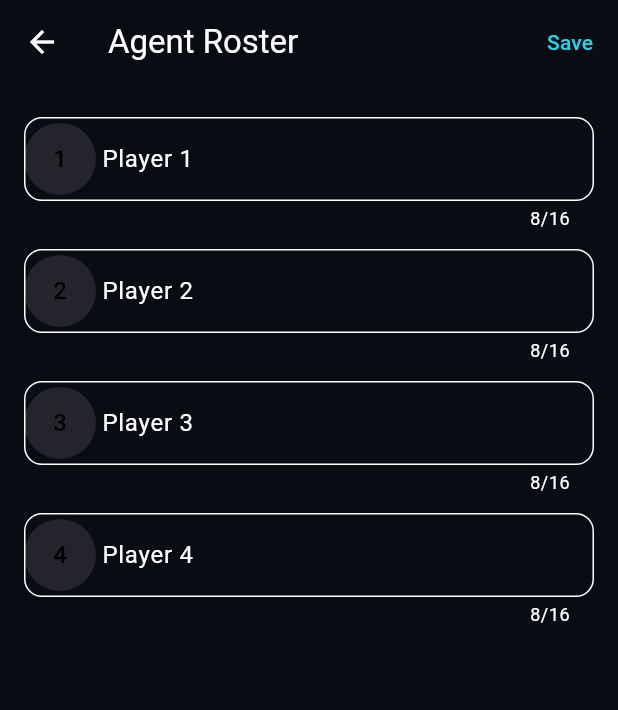
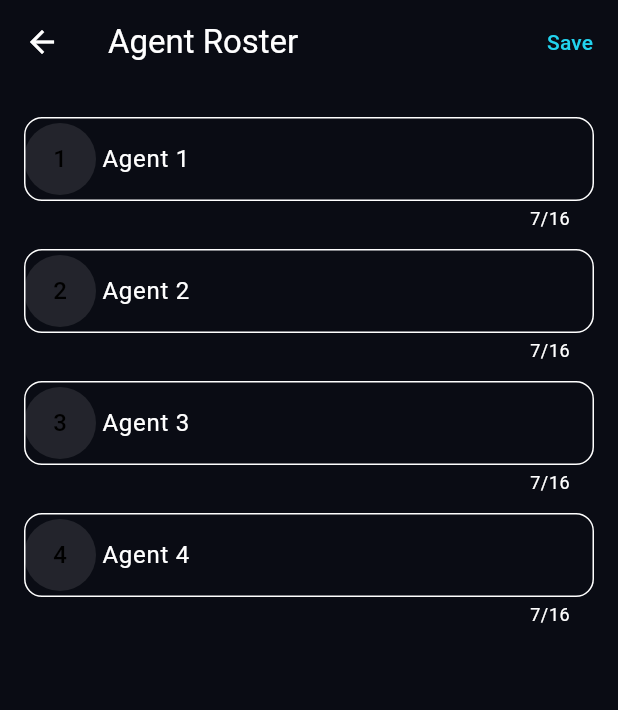
Before and after one commit to dogukan0055/WhoTheFIsSpy, a Flutter app: the OfflineSetupScreen screen opened by its route, after a tap on "Manage Agent Roster", on a phone screen of 412 x 824 dp. Shown: the top 710 px of the screen. Run offline on Flutter 3.47's test engine with Material 3 defaults, Android fonts, the phone set to English and light mode, and no system bars; our stand-ins replace audioplayers, google_fonts, shared_preferences; accounts and stored records are empty.

Commit message:
Turkish language support

```diff
--- /dev/null
+++ b/mobile/lib/l10n/spy_localizations.dart
@@ -0,0 +1,296 @@
+import 'package:flutter/foundation.dart';
+import 'package:flutter/material.dart';
+
+import '../models/game_models.dart';
+
+class SpyLocalizations {
+  SpyLocalizations(this.locale)
+      : language =
+            locale.languageCode.toLowerCase() == 'tr' ? Language.tr : Language.en;
+
+  final Locale locale;
+  final Language language;
+
+  static const supported = ['en', 'tr'];
+
+  static const _strings = {
+    'en': {
+      'welcomeTitle': 'Welcome, Agent',
+      'welcomeBody': 'A spy hides among you. Keep your answers vague, but sharp.',
+      'secretTitle': 'Reveal in Secret',
+      'secretBody': 'Pass the device and scan to reveal your identity. No peeking.',
+      'interrogateTitle': 'Interrogate & Vote',
+      'interrogateBody': 'Ask pointed questions, call a vote, and catch the impostor.',
+      'skip': 'Skip',
+      'next': 'Next',
+      'enterMission': 'Enter Mission',
+      'missionSetup': 'Mission Setup',
+      'startMission': 'Start Mission',
+      'agents': 'Agents',
+      'agentsHelper':
+          'In normal circumstances, at least 4 agents are required. You can have up to 8 agents in a mission.',
+      'spies': 'Spies',
+      'spiesHelperLocked':
+          'Only one spy can exist when there are less than 5 agents in the field.',
+      'spiesHelper':
+          'If there are more than 5 agents, you can have up to 2 spies in the mission.',
+      'missionTimer': 'Mission Timer',
+      'noTimer': 'No timer active. Take your time.',
+      'timerLength': 'Timer length: {minutes} minutes',
+      'manageLocations': 'Manage Locations',
+      'manageRoster': 'Manage Agent Roster',
+      'lockedDueToAgents': 'Locked due to agents count.',
+      'systemConfig': 'System Config',
+      'soundEffects': 'Sound Effects',
+      'uiBeeps': 'UI interaction beeps',
+      'backgroundAmbience': 'Background Ambience',
+      'atmosphericMusic': 'Atmospheric music',
+      'haptics': 'Haptics',
+      'vibrate': 'Vibrate on actions',
+      'highContrast': 'High Contrast',
+      'highContrastDesc': 'More separation between layers',
+      'language': 'Language',
+      'languageSubtitle': 'Türkçe / English',
+      'credits': 'Credits',
+      'designedBy': 'Designed and developed by Doğukan Şıhman',
+      'thanks': 'Special thanks to my lovely wife Deniz.',
+      'homeTagline': 'Deception, deduction, betrayal.',
+      'offlineMode': 'OFFLINE MODE',
+      'onlineMode': 'ONLINE MODE (COMING SOON)',
+      'onlineComing': 'Online mode coming soon',
+      'howToPlay': 'How to play',
+      'missionBriefing': 'Mission Briefing',
+      'objective': 'Objective',
+      'objectiveCivilian': '• Civilians: Find the spy without revealing the location.',
+      'objectiveSpy': '• Spy: Blend in. Identify the location before being caught.',
+      'gameplay': 'Gameplay',
+      'gameplayStep1': '1) Pass the phone, reveal your role.',
+      'gameplayStep2': '2) Start the timer and ask sharp questions.',
+      'gameplayStep3': '3) Call a vote when someone feels suspicious.',
+      'winConditions': 'Win Conditions',
+      'spyWins': '• Spy wins if a civilian is eliminated or time expires.',
+      'civiliansWin': '• Civilians win if all spies are caught.',
+      'toggleTheme': 'Toggle theme',
+      'noMission': 'No mission in progress.',
+      'backToMenu': 'Back to menu',
+      'identityReveal': 'Identity Reveal',
+      'interrogationPhase': 'Interrogation Phase',
+      'vote': 'Vote',
+      'results': 'Results',
+      'holdToScan': 'Hold finger to scan',
+      'nextAgent': 'Next Agent',
+      'youAreSpy': 'You are the SPY',
+      'civilian': 'Civilian',
+      'secretLocation': 'Secret Location',
+      'blendIn': 'Blend in. Listen closely and guess the location.',
+      'noTimerShort': 'No timer',
+      'agentsActive': 'Agents Active',
+      'spiesRemaining': 'Spies Remaining',
+      'callVote': 'Call Vote',
+      'mainMenu': 'Main Menu',
+      'leaveMission': 'Leave Mission?',
+      'returnToMenu': 'Are you sure you want to return to the main menu?',
+      'stay': 'Stay',
+      'emergencyMeeting': 'Emergency meeting',
+      'cancel': 'Cancel',
+      'eliminate': 'Eliminate',
+      'spiesWin': 'Spies win',
+      'civiliansWinResult': 'Civilians win',
+      'secretLocationReveal': 'Secret location: {location}',
+      'spiesHeader': 'Spies',
+      'caught': 'Caught',
+      'playAgain': 'Play again',
+      'agentRoster': 'Agent Roster',
+      'save': 'Save',
+      'saveRoster': 'Save Roster',
+      'timerOff': 'No timer',
+      'locationDb': 'Location Database',
+      'addCategory': 'Add category',
+      'newCategory': 'New Category',
+      'categoryHint': 'Ex: Cafes',
+      'addLocation': 'Add location',
+      'addLocationTo': 'Add location to {category}',
+      'locationHint': 'Ex: Submarine base',
+      'activeCount': 'Active {active} / {total}',
+      'needActiveLocation': 'Add at least one active location first.',
+      'needCategory': 'At least one category is required.',
+      'onlineUnavailable': 'Online mode coming soon',
+      'codeNameRequired': 'All players need a codename.',
+      'maxNameLength': 'Names must be 16 characters or fewer.',
+      'lettersOnly': 'Names can only contain letters and spaces.',
+      'nameNotAllowed': '"{name}" is not allowed.',
+      'noDuplicates': 'Duplicate names are not allowed.',
+      'selectCategory': 'Select at least one location category.',
+      'noLocationsSelected': 'Selected categories do not have any locations.',
+    },
+    'tr': {
+      'welcomeTitle': 'Hoş geldin Ajan',
+      'welcomeBody': 'İçinizde bir casus var. Cevapların net olsun ama gizli kal.',
+      'secretTitle': 'Gizlice Açığa Çık',
+      'secretBody': 'Cihazı sırayla ver ve kimliğini tarayarak öğren. Sakın bakma.',
+      'interrogateTitle': 'Sorgula ve Oyla',
+      'interrogateBody': 'Keskin sorular sor, oylama çağır ve sahtekârı yakala.',
+      'skip': 'Geç',
+      'next': 'İleri',
+      'enterMission': 'Göreve Gir',
+      'missionSetup': 'Görev Hazırlığı',
+      'startMission': 'Görevi Başlat',
+      'agents': 'Ajanlar',
+      'agentsHelper':
+          'Normalde en az 4 ajana ihtiyaç var. Bir görevde en fazla 8 ajan olabilir.',
+      'spies': 'Casuslar',
+      'spiesHelperLocked':
+          '5 ajandan az olduğunda yalnızca bir casus olabilir.',
+      'spiesHelper':
+          '5 ajandan fazlaysa görevde en fazla 2 casus olabilir.',
+      'missionTimer': 'Görev Zamanlayıcısı',
+      'noTimer': 'Zamanlayıcı yok. Acele etme.',
+      'timerLength': 'Zamanlayıcı süresi: {minutes} dakika',
+      'manageLocations': 'Lokasyonları Yönet',
+      'manageRoster': 'Ajan Listesini Yönet',
+      'lockedDueToAgents': 'Ajan sayısı nedeniyle kilitli.',
+      'systemConfig': 'Sistem Ayarları',
+      'soundEffects': 'Ses Efektleri',
+      'uiBeeps': 'Arayüz etkileşim sesleri',
+      'backgroundAmbience': 'Arka Plan Müziği',
+      'atmosphericMusic': 'Atmosferik müzik',
+      'haptics': 'Titreşim',
+      'vibrate': 'Hareketlerde titreştir',
+      'highContrast': 'Yüksek Kontrast',
+      'highContrastDesc': 'Katmanlar arasında daha fazla ayrım',
+      'language': 'Dil',
+      'languageSubtitle': 'Türkçe / English',
+      'credits': 'Emeği Geçenler',
+      'designedBy': 'Tasarım ve geliştirme: Doğukan Şıhman',
+      'thanks': 'Sevgili eşim Deniz’e özel teşekkürler.',
+      'homeTagline': 'Aldatma, sezgi, ihanet.',
+      'offlineMode': 'ÇEVRİMDIŞI MOD',
+      'onlineMode': 'ÇEVRİMİÇİ MOD (ÇOK YAKINDA)',
+      'onlineComing': 'Çevrimiçi mod çok yakında',
+      'howToPlay': 'Nasıl oynanır',
+      'missionBriefing': 'Görev Brifingi',
+      'objective': 'Amaç',
+      'objectiveCivilian':
+          '• Siviller: Lokasyonu belli etmeden casusu bul.',
+      'objectiveSpy': '• Casus: Fark edilme. Lokasyonu öğren ve hayatta kal.',
+      'gameplay': 'Oynanış',
+      'gameplayStep1': '1) Telefonu sırayla ver, rolünü aç.',
+      'gameplayStep2': '2) Zamanlayıcıyı başlat ve keskin sorular sor.',
+      'gameplayStep3': '3) Şüphelenince oylama başlat.',
+      'winConditions': 'Kazanma Şartları',
+      'spyWins': '• Casus, bir sivil elenirse veya süre biterse kazanır.',
+      'civiliansWin': '• Tüm casuslar yakalanırsa siviller kazanır.',
+      'toggleTheme': 'Temayı değiştir',
+      'noMission': 'Devam eden bir görev yok.',
+      'backToMenu': 'Menüye dön',
+      'identityReveal': 'Kimlik Açıklama',
+      'interrogationPhase': 'Sorgu Aşaması',
+      'vote': 'Oylama',
+      'results': 'Sonuçlar',
+      'holdToScan': 'Tarama için basılı tut',
+      'nextAgent': 'Sonraki Ajan',
+      'youAreSpy': 'Sen CASUSSUN',
+      'civilian': 'Sivil',
+      'secretLocation': 'Gizli Lokasyon',
+      'blendIn': 'Uyum sağla. Dikkatlice dinle ve lokasyonu tahmin et.',
+      'noTimerShort': 'Zamanlayıcı yok',
+      'agentsActive': 'Aktif Ajan',
+      'spiesRemaining': 'Kalan Casus',
+      'callVote': 'Oylama Çağır',
+      'mainMenu': 'Ana Menü',
+      'leaveMission': 'Görevden Çıkılsın mı?',
+      'returnToMenu': 'Ana menüye dönmek istediğine emin misin?',
+      'stay': 'Kal',
+      'emergencyMeeting': 'Acil toplantı',
+      'cancel': 'Vazgeç',
+      'eliminate': 'Ele',
+      'spiesWin': 'Casuslar kazandı',
+      'civiliansWinResult': 'Siviller kazandı',
+      'secretLocationReveal': 'Gizli lokasyon: {location}',
+      'spiesHeader': 'Casuslar',
+      'caught': 'Yakalandı',
+      'playAgain': 'Tekrar oyna',
+      'agentRoster': 'Ajan Listesi',
+      'save': 'Kaydet',
+      'saveRoster': 'Listeyi Kaydet',
+      'timerOff': 'Zamanlayıcı yok',
+      'locationDb': 'Lokasyon Veritabanı',
+      'addCategory': 'Kategori ekle',
+      'newCategory': 'Yeni Kategori',
+      'categoryHint': 'Örn: Kafeler',
+      'addLocation': 'Lokasyon ekle',
+      'addLocationTo': '{category} kategorisine lokasyon ekle',
+      'locationHint': 'Örn: Denizaltı üssü',
+      'activeCount': 'Aktif {active} / {total}',
+      'needActiveLocation': 'Önce en az bir aktif lokasyon ekleyin.',
+      'needCategory': 'En az bir kategori seçilmelidir.',
+      'onlineUnavailable': 'Çevrimiçi mod çok yakında',
+      'codeNameRequired': 'Tüm oyuncuların bir kod adı olmalı.',
+      'maxNameLength': 'İsimler en fazla 16 karakter olabilir.',
+      'lettersOnly': 'İsimler sadece harf ve boşluk içerebilir.',
+      'nameNotAllowed': '"{name}" yasak.',
+      'noDuplicates': 'Aynı isimden iki tane olamaz.',
+      'selectCategory': 'En az bir lokasyon kategorisi seçin.',
+      'noLocationsSelected': 'Seçili kategorilerde lokasyon yok.',
+    },
+  };
+
+  String _translate(String key) {
+    final langCode = supported.contains(locale.languageCode)
+        ? locale.languageCode
+        : 'en';
+    return _strings[langCode]?[key] ?? _strings['en']![key]!;
+  }
+
+  String text(String key) => _translate(key);
+
+  String agentRevealCounter(int current, int total) => language == Language.tr
+      ? 'Ajan $current / $total'
+      : 'Agent $current / $total';
+
+  String timerLength(int minutes) => _translate('timerLength')
+      .replaceAll('{minutes}', minutes.toString());
+
+  String activeCount(int active, int total) => _translate('activeCount')
+      .replaceAll('{active}', active.toString())
+      .replaceAll('{total}', total.toString());
+
+  String secretLocationReveal(String location) =>
+      _translate('secretLocationReveal').replaceAll('{location}', location);
+
+  String nameNotAllowed(String name) =>
+      _translate('nameNotAllowed').replaceAll('{name}', name);
+
+  String addLocationTo(String category) =>
+      _translate('addLocationTo').replaceAll('{category}', category);
+
+  String agentHint(int index) =>
+      language == Language.tr ? 'Ajan ${index + 1}' : 'Agent ${index + 1}';
+
+  static SpyLocalizations of(BuildContext context) =>
+      Localizations.of(context, SpyLocalizations)!;
+
+  static SpyLocalizations forLanguage(Language language) =>
+      SpyLocalizations(Locale(language == Language.tr ? 'tr' : 'en'));
+}
+
+class SpyLocalizationsDelegate
+    extends LocalizationsDelegate<SpyLocalizations> {
+  const SpyLocalizationsDelegate();
+
+  @override
+  bool isSupported(Locale locale) =>
+      SpyLocalizations.supported.contains(locale.languageCode);
+
+  @override
+  Future<SpyLocalizations> load(Locale locale) async =>
+      SynchronousFuture(SpyLocalizations(locale));
+
+  @override
+  bool shouldReload(covariant LocalizationsDelegate<SpyLocalizations> old) =>
+      false;
+}
+
+extension SpyLocalizationX on BuildContext {
+  SpyLocalizations get l10n => SpyLocalizations.of(this);
+}
--- a/mobile/lib/main.dart
+++ b/mobile/lib/main.dart
@@ -11,6 +11,7 @@ import 'screens/settings_screen.dart';
 import 'state/game_controller.dart';
 import 'theme.dart';
 import 'models/game_models.dart';
+import 'l10n/spy_localizations.dart';
 
 void main() {
   WidgetsFlutterBinding.ensureInitialized();
@@ -50,6 +51,7 @@ class SpyApp extends StatelessWidget {
               GlobalMaterialLocalizations.delegate,
               GlobalWidgetsLocalizations.delegate,
               GlobalCupertinoLocalizations.delegate,
+              SpyLocalizationsDelegate(),
             ],
             home: controller.hasSeenOnboarding
                 ? const HomeScreen()
--- a/mobile/lib/screens/offline_setup_screen.dart
+++ b/mobile/lib/screens/offline_setup_screen.dart
@@ -1,6 +1,7 @@
 import 'package:flutter/material.dart';
 import 'package:provider/provider.dart';
 
+import '../l10n/spy_localizations.dart';
 import '../models/game_models.dart';
 import '../state/game_controller.dart';
 import '../widgets/spy_scaffold.dart';
@@ -20,12 +21,13 @@ class _OfflineSetupScreenState extends State<OfflineSetupScreen> {
   void initState() {
     super.initState();
     final controller = context.read<GameController>();
+    final l10n = SpyLocalizations.forLanguage(controller.state.language);
     final existing = controller.state.players.isNotEmpty
         ? controller.state.players.map((p) => p.name).toList()
         : controller.savedNames.isNotEmpty
             ? controller.savedNames
-            : List<String>.generate(controller.state.settings.playerCount,
-                (i) => 'Player ${i + 1}');
+            : List<String>.generate(
+                controller.state.settings.playerCount, (i) => l10n.agentHint(i));
     for (final name in existing) {
       _controllers.add(TextEditingController(text: name));
     }
@@ -40,9 +42,11 @@ class _OfflineSetupScreenState extends State<OfflineSetupScreen> {
   }
 
   void _syncControllerLength(int desired) {
+    final l10n =
+        SpyLocalizations.forLanguage(context.read<GameController>().state.language);
     if (desired > _controllers.length) {
       for (var i = _controllers.length; i < desired; i++) {
-        _controllers.add(TextEditingController(text: 'Player ${i + 1}'));
+        _controllers.add(TextEditingController(text: l10n.agentHint(i)));
       }
     } else if (desired < _controllers.length) {
       final removeCount = _controllers.length - desired;
@@ -69,28 +73,29 @@ class _OfflineSetupScreenState extends State<OfflineSetupScreen> {
   }
 
   void _startGame(GameController controller) {
+    final l10n = SpyLocalizations.forLanguage(controller.state.language);
     final names = _controllers.map((c) => c.text.trim()).toList();
 
     for (final name in names) {
       if (name.isEmpty) {
-        _showMessage('All players need a codename.');
+        _showMessage(l10n.text('codeNameRequired'));
         return;
       }
       if (name.length > 16) {
-        _showMessage('Names must be 16 characters or fewer.');
+        _showMessage(l10n.text('maxNameLength'));
         return;
       }
       if (!RegExp(r'^[a-zA-ZçÇğĞıİöÖşŞüÜ\s]+$').hasMatch(name)) {
-        _showMessage('Names can only contain letters and spaces.');
+        _showMessage(l10n.text('lettersOnly'));
         return;
       }
       if (containsProfanity(name)) {
-        _showMessage('"$name" is not allowed.');
+        _showMessage(l10n.nameNotAllowed(name));
         return;
       }
     }
     if (names.toSet().length != names.length) {
-      _showMessage('Duplicate names are not allowed.');
+      _showMessage(l10n.text('noDuplicates'));
       return;
     }
 
@@ -113,6 +118,7 @@ class _OfflineSetupScreenState extends State<OfflineSetupScreen> {
   Widget build(BuildContext context) {
     return Consumer<GameController>(
       builder: (context, controller, _) {
+        final l10n = context.l10n;
         final settings = controller.state.settings;
         _syncControllerLength(settings.playerCount);
 
@@ -122,14 +128,14 @@ class _OfflineSetupScreenState extends State<OfflineSetupScreen> {
               icon: const Icon(Icons.arrow_back),
               onPressed: () => Navigator.of(context).pop(),
             ),
-            title: const Text('Mission Setup'),
+            title: Text(l10n.text('missionSetup')),
           ),
           bottom: Padding(
             padding: const EdgeInsets.fromLTRB(16, 0, 16, 18),
             child: ElevatedButton.icon(
               onPressed: () => _startGame(controller),
               icon: const Icon(Icons.play_arrow_rounded),
-              label: const Text('Start Mission'),
+              label: Text(l10n.text('startMission')),
               style: ElevatedButton.styleFrom(
                 minimumSize: const Size.fromHeight(56),
                 textStyle: const TextStyle(fontSize: 18),
@@ -141,25 +147,24 @@ class _OfflineSetupScreenState extends State<OfflineSetupScreen> {
             children: [
               const SizedBox(height: 12),
               _CounterTile(
-                label: 'Agents',
+                label: l10n.text('agents'),
                 value: settings.playerCount,
                 min: 4,
                 max: 8,
                 onChanged: (val) => _changePlayerCount(controller, val),
-                helper:
-                    'In normal circumstances, at least 4 agents are required. You can have up to 8 agents in a mission.',
+                helper: l10n.text('agentsHelper'),
               ),
               const SizedBox(height: 12),
               _CounterTile(
-                label: 'Spies',
+                label: l10n.text('spies'),
                 value: settings.playerCount <= 5 ? 1 : settings.spyCount,
                 min: 1,
                 max: settings.playerCount > 5 ? 2 : 1,
                 locked: settings.playerCount <= 5,
                 onChanged: (val) => _changeSpyCount(controller, val),
                 helper: settings.playerCount <= 5
-                    ? 'Only one spy can exist when there are less than 5 agents in the field.'
-                    : 'If there are more than 5 agents, you can have up to 2 spies in the mission.',
+                    ? l10n.text('spiesHelperLocked')
+                    : l10n.text('spiesHelper'),
               ),
               const SizedBox(height: 12),
               Card(
@@ -171,9 +176,9 @@ class _OfflineSetupScreenState extends State<OfflineSetupScreen> {
                           Row(
                             mainAxisAlignment: MainAxisAlignment.spaceBetween,
                             children: [
-                          const Text(
-                            'Mission Timer',
-                            style: TextStyle(fontWeight: FontWeight.bold),
+                              Text(
+                                l10n.text('missionTimer'),
+                                style: const TextStyle(fontWeight: FontWeight.bold),
                               ),
                               Switch(
                                 value: settings.isTimerOn,
@@ -189,12 +194,14 @@ class _OfflineSetupScreenState extends State<OfflineSetupScreen> {
                           min: 5,
                           max: 30,
                           divisions: 25,
-                          label: '${settings.timerDuration} min',
+                          label: l10n.language == Language.tr
+                              ? '${settings.timerDuration} dk'
+                              : '${settings.timerDuration} min',
                           onChanged: (val) =>
                               _changeTimer(controller, val.round()),
                         ),
                         Text(
-                          'Timer length: ${settings.timerDuration} minutes',
+                          l10n.timerLength(settings.timerDuration),
                           style: Theme.of(context)
                               .textTheme
                               .bodySmall
@@ -202,7 +209,7 @@ class _OfflineSetupScreenState extends State<OfflineSetupScreen> {
                         ),
                       ] else
                         Text(
-                          'No timer active. Take your time.',
+                          l10n.text('noTimer'),
                           style: Theme.of(context)
                               .textTheme
                               .bodySmall
@@ -213,7 +220,7 @@ class _OfflineSetupScreenState extends State<OfflineSetupScreen> {
                         onPressed: () =>
                             Navigator.of(context).pushNamed('/locations'),
                         icon: const Icon(Icons.map_outlined),
-                        label: const Text('Manage Locations'),
+                        label: Text(l10n.text('manageLocations')),
                       ),
                     ],
                   ),
@@ -239,7 +246,7 @@ class _OfflineSetupScreenState extends State<OfflineSetupScreen> {
                       }
                     },
                     icon: const Icon(Icons.manage_accounts),
-                label: const Text('Manage Agent Roster'),
+                    label: Text(l10n.text('manageRoster')),
                   ),
               const SizedBox(height: 80),
             ],
@@ -318,7 +325,7 @@ class _CounterTile extends StatelessWidget {
               Padding(
                 padding: const EdgeInsets.only(top: 6),
                 child: Text(
-                  'Locked due to agents count.',
+                  context.l10n.text('lockedDueToAgents'),
                   style: Theme.of(context)
                       .textTheme
                       .bodySmall
--- a/mobile/lib/screens/roster_screen.dart
+++ b/mobile/lib/screens/roster_screen.dart
@@ -1,5 +1,6 @@
 import 'package:flutter/material.dart';
 
+import '../l10n/spy_localizations.dart';
 import '../models/game_models.dart';
 import '../widgets/notifier.dart';
 
@@ -31,29 +32,29 @@ class _AgentRosterScreenState extends State<AgentRosterScreen> {
   }
 
   void _save() {
+    final l10n = context.l10n;
     final names = _controllers.map((c) => c.text.trim()).toList();
     for (final name in names) {
       if (name.isEmpty) {
-        Notifier.show(context, 'All players need a codename.', error: true);
+        Notifier.show(context, l10n.text('codeNameRequired'), error: true);
         return;
       }
       if (name.length > 16) {
-        Notifier.show(context, 'Max 16 characters per name.', error: true);
+        Notifier.show(context, l10n.text('maxNameLength'), error: true);
         return;
       }
       if (!RegExp(r'^[a-zA-ZçÇğĞıİöÖşŞüÜ\s]+$').hasMatch(name)) {
-        Notifier.show(context, 'Names can only contain letters and spaces.',
-            error: true);
+        Notifier.show(context, l10n.text('lettersOnly'), error: true);
         return;
       }
       if (containsProfanity(name)) {
-        Notifier.show(context, '"$name" is not allowed.', error: true);
+        Notifier.show(context, l10n.nameNotAllowed(name), error: true);
         return;
       }
     }
     final unique = names.toSet();
     if (unique.length != names.length) {
-      Notifier.show(context, 'Duplicate names are not allowed.', error: true);
+      Notifier.show(context, l10n.text('noDuplicates'), error: true);
       return;
     }
 
@@ -64,11 +65,11 @@ class _AgentRosterScreenState extends State<AgentRosterScreen> {
   Widget build(BuildContext context) {
     return Scaffold(
       appBar: AppBar(
-        title: const Text('Agent Roster'),
+        title: Text(context.l10n.text('agentRoster')),
         actions: [
           TextButton(
             onPressed: _save,
-            child: const Text('Save'),
+            child: Text(context.l10n.text('save')),
           ),
         ],
       ),
@@ -89,7 +90,7 @@ class _AgentRosterScreenState extends State<AgentRosterScreen> {
                   backgroundColor: Colors.white.withValues(alpha: 0.1),
                   child: Text('${index + 1}'),
                 ),
-                hintText: 'Agent ${index + 1}',
+                hintText: context.l10n.agentHint(index),
               ),
               onChanged: (_) => setState(() {}),
             ),
@@ -99,7 +100,7 @@ class _AgentRosterScreenState extends State<AgentRosterScreen> {
       floatingActionButton: FloatingActionButton.extended(
         onPressed: _save,
         icon: const Icon(Icons.check),
-        label: const Text('Save Roster'),
+        label: Text(context.l10n.text('saveRoster')),
       ),
     );
   }
```
Also changed, not shown: mobile/lib/screens/game_room_screen.dart (+46 -35 lines), mobile/lib/screens/home_screen.dart (+20 -17 lines), mobile/lib/screens/location_manager_screen.dart (+16 -14 lines), mobile/lib/screens/onboarding_screen.dart (+15 -11 lines), mobile/lib/screens/settings_screen.dart (+31 -20 lines), mobile/lib/state/game_controller.dart (+5 -3 lines), 1 other file. Lines whose indentation alone changed are shown as unchanged.
